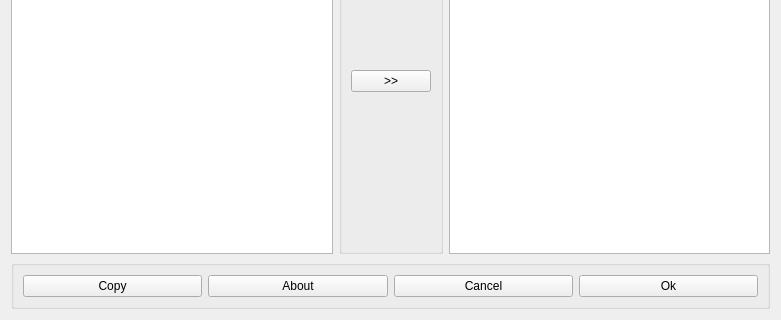
Above: shoplistdlg.ui from sdutz/shoplist before the change; both pictures show x 0 to 781 and y 280 to 600 of the 781 by 600 pixel window. Below: the same form after it.
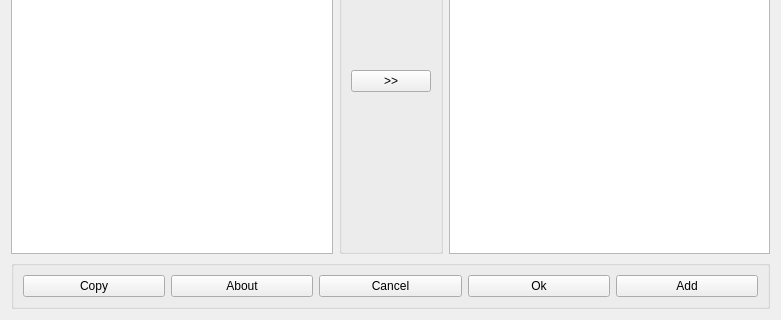
That is the form after the change.

```diff
--- a/shoplistdlg.ui
+++ b/shoplistdlg.ui
@@ -77,6 +77,13 @@
         </property>
        </widget>
       </item>
+      <item>
+       <widget class="QPushButton" name="btnInsert">
+        <property name="text">
+         <string>Add</string>
+        </property>
+       </widget>
+      </item>
      </layout>
     </widget>
    </item>
```
Left out of the diff: 12 changed lines with no effect on the pictures.
